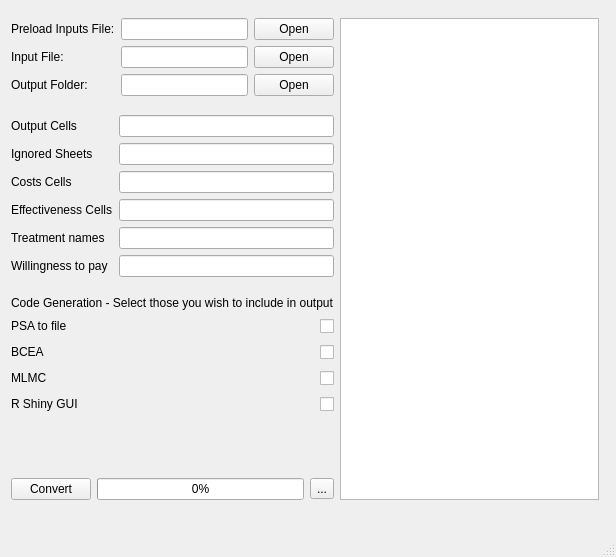
Qt form reeevr/QtDesignerGUIFile.ui (Volumetric-Nanometre/REEEVR-Excel-to-R-converter) before a commit.
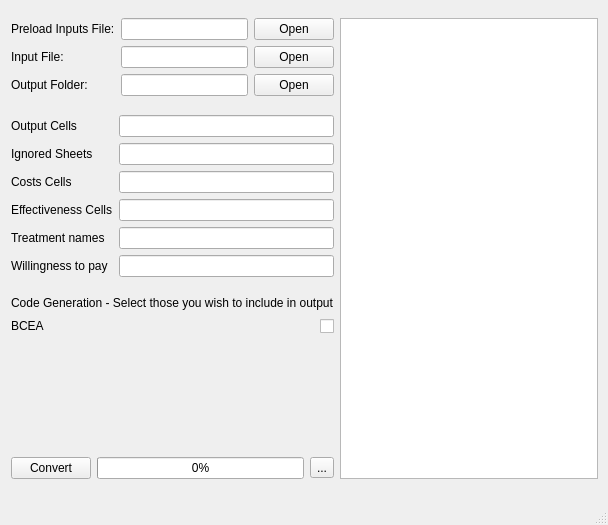
The same form after that commit.

The edit to the form file:
```diff
--- a/reeevr/QtDesignerGUIFile.ui
+++ b/reeevr/QtDesignerGUIFile.ui
@@ -6,21 +6,21 @@
    <rect>
     <x>0</x>
     <y>0</y>
-    <width>616</width>
-    <height>557</height>
+    <width>608</width>
+    <height>525</height>
    </rect>
   </property>
   <property name="windowTitle">
    <string>MainWindow</string>
   </property>
   <widget class="QWidget" name="centralwidget">
-   <widget class="QWidget" name="">
+   <widget class="QWidget" name="layoutWidget">
     <property name="geometry">
      <rect>
       <x>11</x>
       <y>18</y>
-      <width>588</width>
-      <height>482</height>
+      <width>587</width>
+      <height>461</height>
      </rect>
     </property>
     <layout class="QHBoxLayout" name="horizontalLayout">
@@ -225,46 +225,7 @@
        </item>
        <item>
         <layout class="QGridLayout" name="gridLayout_3">
-         <item row="3" column="1">
-          <spacer name="horizontalSpacer_4">
-           <property name="orientation">
-            <enum>Qt::Horizontal</enum>
-           </property>
-           <property name="sizeHint" stdset="0">
-            <size>
-             <width>40</width>
-             <height>20</height>
-            </size>
-           </property>
-          </spacer>
-         </item>
-         <item row="4" column="1">
-          <spacer name="horizontalSpacer_5">
-           <property name="orientation">
-            <enum>Qt::Horizontal</enum>
-           </property>
-           <property name="sizeHint" stdset="0">
-            <size>
-             <width>40</width>
-             <height>20</height>
-            </size>
-           </property>
-          </spacer>
-         </item>
-         <item row="3" column="2">
-          <widget class="QCheckBox" name="MLMCCheckBox">
-           <property name="maximumSize">
-            <size>
-             <width>16</width>
-             <height>16</height>
-            </size>
-           </property>
-           <property name="text">
-            <string/>
-           </property>
-          </widget>
-         </item>
-         <item row="2" column="0">
+         <item row="1" column="0">
           <widget class="QLabel" name="BCEACheckBoxLabel">
            <property name="toolTip">
             <string>Adds code to pass data into BCEA for analysis. Default = OFF</string>
@@ -274,20 +235,7 @@
            </property>
           </widget>
          </item>
-         <item row="4" column="2">
-          <widget class="QCheckBox" name="RGUICheckBox">
-           <property name="maximumSize">
-            <size>
-             <width>16</width>
-             <height>16</height>
-            </size>
-           </property>
-           <property name="text">
-            <string/>
-           </property>
-          </widget>
-         </item>
-         <item row="2" column="1">
+         <item row="1" column="1">
           <spacer name="horizontalSpacer_3">
            <property name="orientation">
             <enum>Qt::Horizontal</enum>
@@ -300,30 +248,7 @@
            </property>
           </spacer>
          </item>
-         <item row="1" column="0">
-          <widget class="QLabel" name="PSACheckBoxLabel">
-           <property name="toolTip">
-            <string>Add code to dump PSA output to file. Default = On</string>
-           </property>
-           <property name="text">
-            <string>PSA to file</string>
-           </property>
-          </widget>
-         </item>
          <item row="1" column="2">
-          <widget class="QCheckBox" name="PSAtoFileCheckbox">
-           <property name="maximumSize">
-            <size>
-             <width>16</width>
-             <height>16</height>
-            </size>
-           </property>
-           <property name="text">
-            <string/>
-           </property>
-          </widget>
-         </item>
-         <item row="2" column="2">
           <widget class="QCheckBox" name="BCEACheckBox">
            <property name="maximumSize">
             <size>
@@ -334,41 +259,11 @@
            <property name="text">
             <string/>
            </property>
-          </widget>
-         </item>
-         <item row="4" column="0">
-          <widget class="QLabel" name="RGUICheckBoxLabel">
-           <property name="toolTip">
-            <string>Adds code to create an R shiny interface. Default = OFF</string>
+           <property name="checked">
+            <bool>false</bool>
            </property>
-           <property name="text">
-            <string>R Shiny GUI </string>
-           </property>
           </widget>
          </item>
-         <item row="3" column="0">
-          <widget class="QLabel" name="MLMCCheckBoxLabel">
-           <property name="toolTip">
-            <string>Adds code to pass data into MLMC for analysis. Default = OFF</string>
-           </property>
-           <property name="text">
-            <string>MLMC </string>
-           </property>
-          </widget>
-         </item>
-         <item row="1" column="1">
-          <spacer name="horizontalSpacer_2">
-           <property name="orientation">
-            <enum>Qt::Horizontal</enum>
-           </property>
-           <property name="sizeHint" stdset="0">
-            <size>
-             <width>40</width>
-             <height>20</height>
-            </size>
-           </property>
-          </spacer>
-         </item>
         </layout>
        </item>
        <item>
```
Left out of the diff: 2 changed lines with no effect on the pictures.
